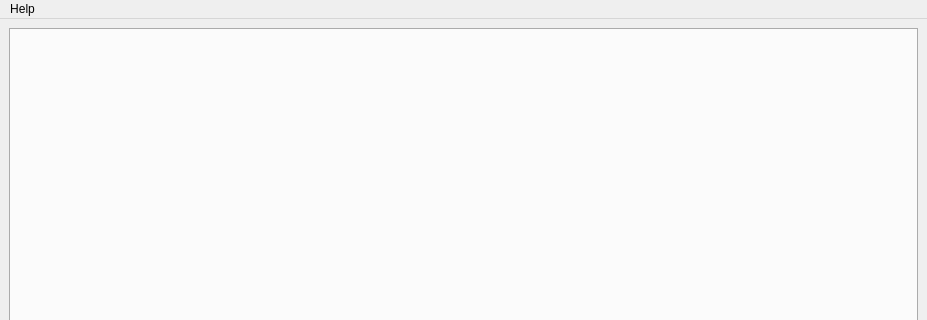
The window that src/preppipe_gui_pyside6/forms/mainwindow.ui (PrepPipe/preppipe-python) describes before a commit, drawn with Qt 5; both pictures show x 0 to 927 and y 0 to 320 of the 927 by 611 pixel window.
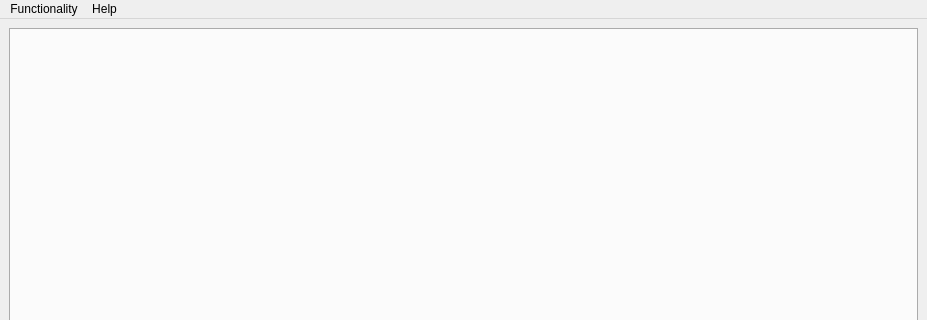
The same window after the commit.

Commit message: [GUI] various improvement and fix; home page layout adjusted

Patch:
```diff
--- a/src/preppipe_gui_pyside6/forms/mainwindow.ui
+++ b/src/preppipe_gui_pyside6/forms/mainwindow.ui
@@ -45,6 +45,15 @@
     </property>
     <addaction name="actionOpenDocumentation"/>
    </widget>
+   <widget class="QMenu" name="menuFunctionality">
+    <property name="title">
+     <string>Functionality</string>
+    </property>
+    <addaction name="actionSettings"/>
+    <addaction name="separator"/>
+    <addaction name="actionMainPipeline"/>
+   </widget>
+   <addaction name="menuFunctionality"/>
    <addaction name="menuHelp"/>
   </widget>
   <widget class="QStatusBar" name="statusbar"/>
```
Left out of the diff: 15 changed lines with no effect on the pictures. The commit also changes 7 other files.
